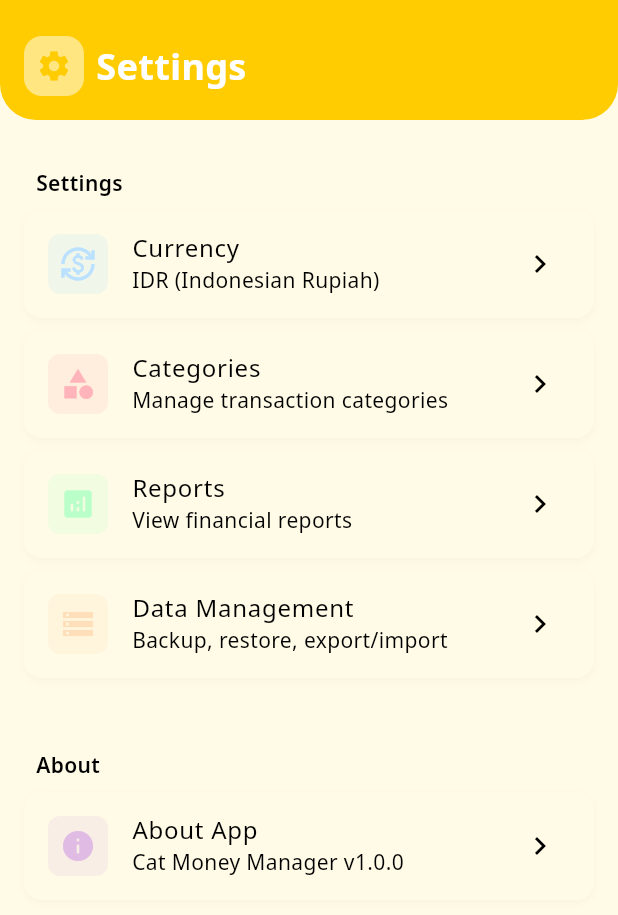
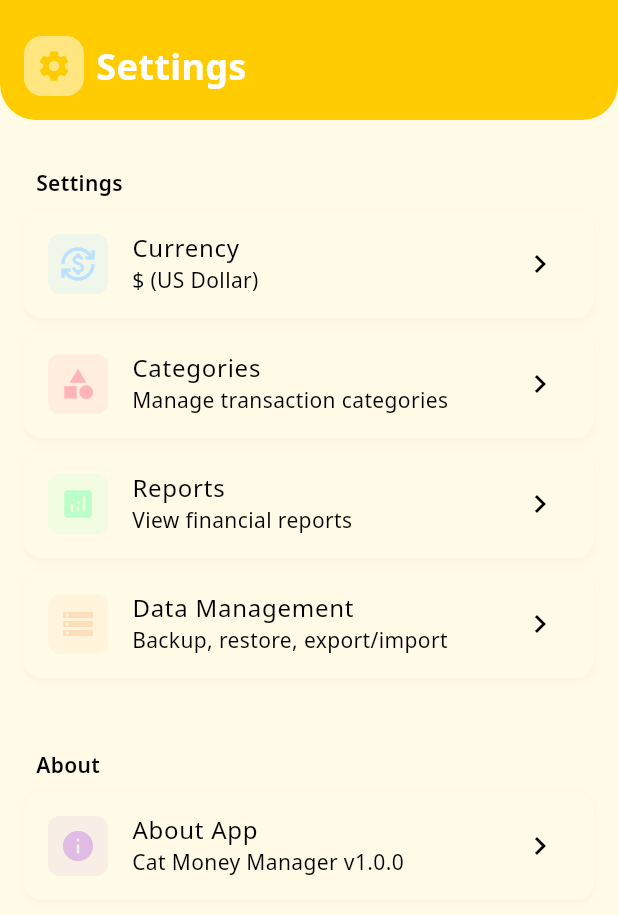
Before and after one commit to aivexl/catmoney, a Flutter app: the MoreScreen screen opened directly, on a phone screen of 412 x 824 dp. Shown: the top 915 px of the screen. Run offline on Flutter 3.47's test engine with Material 3 defaults, Android fonts, the phone set to English and light mode, and no system bars; our stand-ins replace file_picker, fl_chart, google_fonts, google_sign_in, image_picker, shared_preferences and 1 more; missing offline and left inert: excel, universal_html; accounts and stored records are empty.

Commit message:
Fix currency display to show selected currency dynamically

```diff
--- a/lib/screens/more_screen.dart
+++ b/lib/screens/more_screen.dart
@@ -33,13 +33,16 @@ class _MoreScreenState extends State<MoreScreen> {
                   crossAxisAlignment: CrossAxisAlignment.start,
                   children: [
                     _buildSectionTitle('Settings'),
-                    _buildMenuItem(
-                      context,
-                      icon: Icons.currency_exchange,
-                      title: 'Currency',
-                      subtitle: 'IDR (Indonesian Rupiah)',
-                      color: const Color(0xFFBAE1FF), // Pastel Blue
-                      onTap: () => _showCurrencySelector(context),
+                    Consumer<SettingsProvider>(
+                      builder: (context, settings, _) => _buildMenuItem(
+                        context,
+                        icon: Icons.currency_exchange,
+                        title: 'Currency',
+                        subtitle:
+                            '${settings.currencySymbol} (${settings.currencyName})',
+                        color: const Color(0xFFBAE1FF), // Pastel Blue
+                        onTap: () => _showCurrencySelector(context),
+                      ),
                     ),
                     _buildMenuItem(
                       context,
@@ -214,10 +217,11 @@ class _MoreScreenState extends State<MoreScreen> {
           ),
           child: Icon(icon, color: color),
         ),
-        title: Text(title, style: AppTextStyle.body.copyWith(color: Colors.black)),
-        subtitle: Text(subtitle, style: AppTextStyle.caption.copyWith(color: Colors.black)),
-        trailing:
-            const Icon(Icons.chevron_right, color: Colors.black),
+        title:
+            Text(title, style: AppTextStyle.body.copyWith(color: Colors.black)),
+        subtitle: Text(subtitle,
+            style: AppTextStyle.caption.copyWith(color: Colors.black)),
+        trailing: const Icon(Icons.chevron_right, color: Colors.black),
         onTap: onTap,
       ),
     );
```
